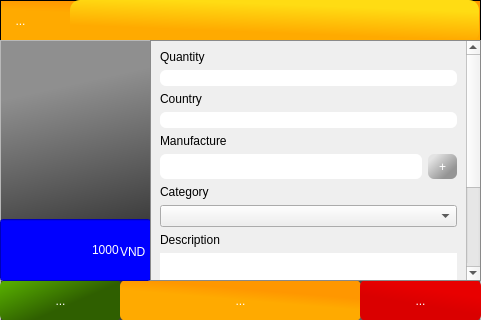
Before: the Qt Designer form HPOS/productScreen.ui in MinniHai/HPoS_Pi, drawn with Qt 5.
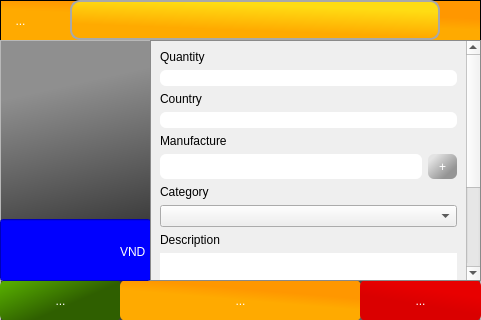
After: the same form once the commit is applied. Icons and pictures are not drawn.

Patch:
```diff
--- a/HPOS/productScreen.ui
+++ b/HPOS/productScreen.ui
@@ -14,7 +14,56 @@
    <string>Dialog</string>
   </property>
   <property name="styleSheet">
-   <string notr="true">
+   <string notr="true">QLineEdit{text-align: center;
+}
+#cbProductName 
+{
+    border: 2px solid darkgray;
+    selection-background-color: qlineargradient(spread:pad, x1:0.63, y1:0.829546, x2:0.852182, y2:0.232, stop:0 rgba(255, 170, 0, 255), stop:1 rgba(255, 220, 19, 255)) ;
+text-align: center;
+}
+#cbProductName::down-arrow
+{
+	
+	
+	image: url(:/images/images/down-arrow.png);
+}
+#cbProductName:hover,QPushButton:hover {
+     border: 2px solid qlineargradient(spread:pad, x1:0.63, y1:0.829546, x2:0.852182, y2:0.232, stop:0 rgba(255, 170, 0, 255), stop:1 rgba(255, 220, 19, 255)) ;
+ }
+
+   #cbProductName {
+    	border: 4px qlineargradient(spread:pad, x1:0.63, y1:0.829546, 			x2:0.852182, y2:0.232, stop:0 rgba(255, 170, 0, 0), stop:1 rgba(255, 220, 19, 0));
+    	border-radius: 10px;
+		
+    	background:qlineargradient(spread:pad, x1:0.63, y1:0.829546, x2:0.852182, y2:0.232, stop:0 rgba(255, 170, 0, 255), stop:1 rgba(255, 220, 19, 255)) ;
+		
+	height:40px;
+	width: 350px;
+	font: 20pt &quot;MS Shell Dlg 2&quot;;
+    padding: 1px 2px 1px 40px;
+   	text-align: center;
+    }
+  #cbProductName::drop-down
+{
+     subcontrol-origin: padding;
+     subcontrol-position: top right;
+     width: 15px;
+
+     border-left-width: 0px;
+     border-left-color: darkgray;
+     border-left-style: solid; /* just a single line */
+     border-top-right-radius: 3px; /* same radius as the QComboBox */
+     border-bottom-right-radius: 3px;
+ }
+ 
+     
+     
+    
+
+
+
+
 #frame_3
 {
 		background-color: qlineargradient(spread:pad, x1:0.637, y1:0.279591, x2:0.489, y2:0.574, stop:0 rgba(255, 151, 0, 255), stop:0.75 rgba(255, 170, 0, 255));
@@ -207,77 +256,13 @@
      <rect>
       <x>70</x>
       <y>0</y>
-      <width>409</width>
-      <height>42</height>
+      <width>370</width>
+      <height>40</height>
      </rect>
     </property>
-    <property name="cursor">
-     <cursorShape>ArrowCursor</cursorShape>
-    </property>
-    <property name="styleSheet">
-     <string notr="true">QLineEdit{
-	text-align: center;
-}
-QComboBox QAbstractItemView
-{
-    border: 2px solid darkgray;
-    selection-background-color: qlineargradient(spread:pad, x1:0.63, y1:0.829546, x2:0.852182, y2:0.232, stop:0 rgba(255, 170, 0, 255), stop:1 rgba(255, 220, 19, 255)) ;
-text-align: center;
-}
-QComboBox::down-arrow
-{
-	
-	
-	image: url(:/images/images/down-arrow.png);
-}
-QComboBox:hover,QPushButton:hover {
-     border: 2px solid qlineargradient(spread:pad, x1:0.63, y1:0.829546, x2:0.852182, y2:0.232, stop:0 rgba(255, 170, 0, 255), stop:1 rgba(255, 220, 19, 255)) ;
- }
-
-    QComboBox {
-    	border: 4px qlineargradient(spread:pad, x1:0.63, y1:0.829546, 			x2:0.852182, y2:0.232, stop:0 rgba(255, 170, 0, 0), stop:1 rgba(255, 220, 19, 0));
-    	border-radius: 10px;
-		
-    	background:qlineargradient(spread:pad, x1:0.63, y1:0.829546, x2:0.852182, y2:0.232, stop:0 rgba(255, 170, 0, 255), stop:1 rgba(255, 220, 19, 255)) ;
-		
-	height:40px;
-	width: 350px;
-	font: 20pt &quot;MS Shell Dlg 2&quot;;
-    padding: 1px 2px 1px 40px;
-   	text-align: center;
-    }
-  QComboBox::drop-down
-{
-     subcontrol-origin: padding;
-     subcontrol-position: top right;
-     width: 15px;
-
-     border-left-width: 0px;
-     border-left-color: darkgray;
-     border-left-style: solid; /* just a single line */
-     border-top-right-radius: 3px; /* same radius as the QComboBox */
-     border-bottom-right-radius: 3px;
- }
- 
-     
-     
-    </string>
-    </property>
-    <property name="inputMethodHints">
-     <set>Qt::ImhLatinOnly</set>
-    </property>
     <property name="editable">
      <bool>true</bool>
     </property>
-    <property name="sizeAdjustPolicy">
-     <enum>QComboBox::AdjustToContents</enum>
-    </property>
-    <property name="duplicatesEnabled">
-     <bool>false</bool>
-    </property>
-    <property name="frame">
-     <bool>true</bool>
-    </property>
    </widget>
   </widget>
   <widget class="QFrame" name="frame">
@@ -317,7 +302,7 @@
 </string>
     </property>
     <property name="text">
-     <string>1000</string>
+     <string/>
     </property>
     <property name="alignment">
      <set>Qt::AlignRight|Qt::AlignTrailing|Qt::AlignVCenter</set>
```
Left out of the diff: 5 changed lines with no effect on the pictures.
